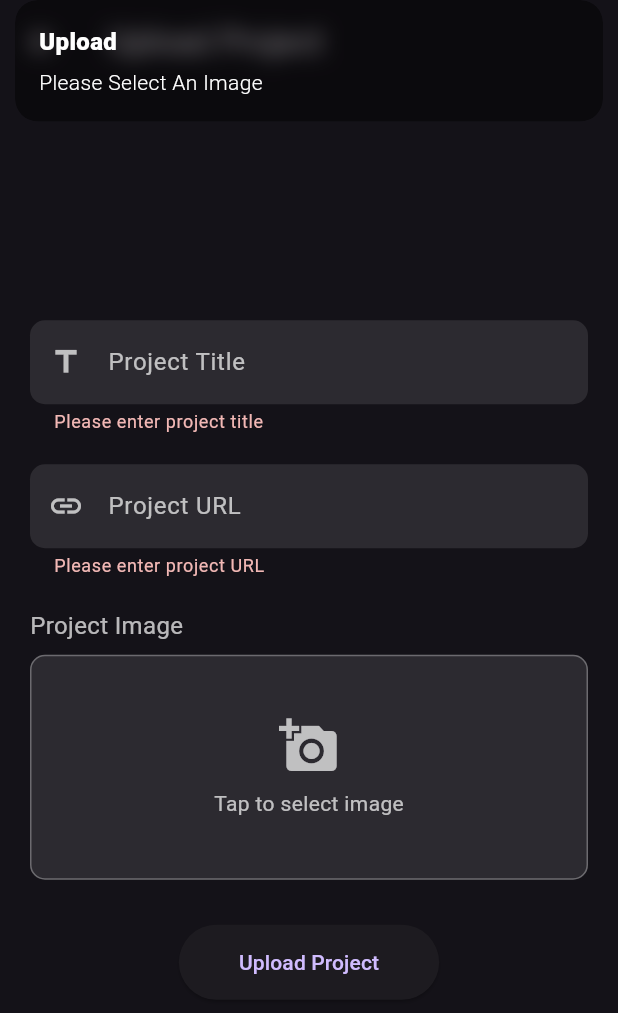
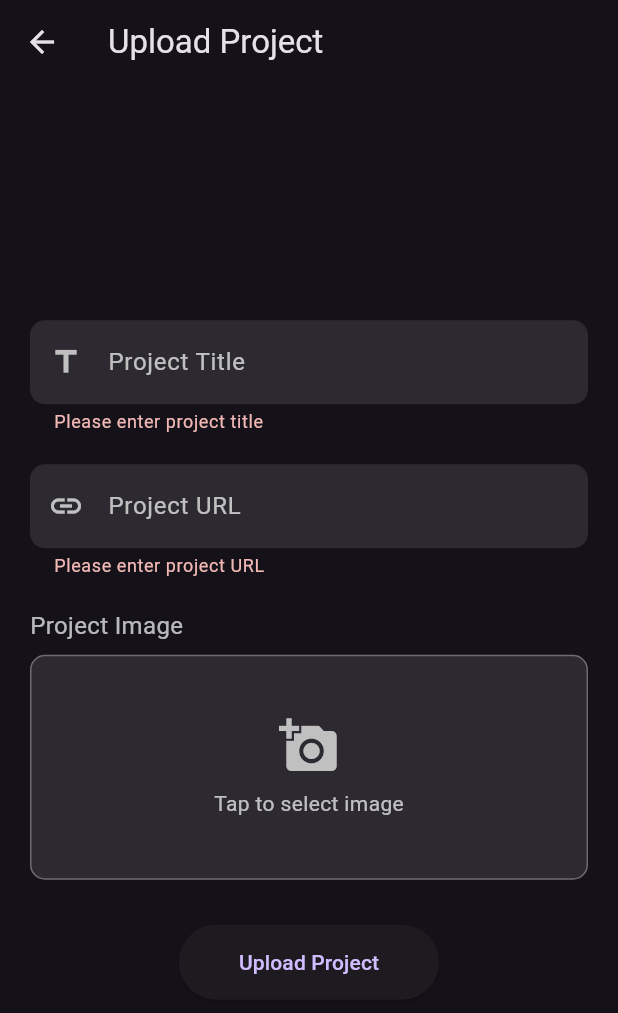
Before and after one commit to Francis4402/learnue4app, a Flutter app: the UploadProjects screen opened directly, after a tap on "Upload Project", on a phone screen of 412 x 824 dp. Shown: the top 1013 px of the screen. Run offline on Flutter 3.47's test engine with Material 3 defaults, Android fonts, the phone set to English and light mode, and no system bars; our stand-ins replace file_picker, get, image_picker, jwt_decoder, open_file, permission_handler and 4 more; accounts and stored records are empty; network calls fail.

Commit message:
upload project serverices update

```diff
--- a/lib/pages/upload_projects.dart
+++ b/lib/pages/upload_projects.dart
@@ -1,7 +1,8 @@
+
 import 'package:flutter/material.dart';
 import 'package:image_picker/image_picker.dart';
 import 'dart:io';
-import 'package:get/get.dart';
+import 'package:learnue4app/services/upload_project_services.dart';
 
 class UploadProjects extends StatefulWidget {
   const UploadProjects({super.key});
@@ -13,7 +14,8 @@ class UploadProjects extends StatefulWidget {
 class _UploadProjectsState extends State<UploadProjects> {
   final _formKey = GlobalKey<FormState>();
   final TextEditingController titleController = TextEditingController();
-  final TextEditingController projectUrl = TextEditingController();
+  final TextEditingController projectUrlController = TextEditingController();
+  final UploadService uploadService = UploadService();
   File? _selectedImage;
 
   Future<void> _pickImage() async {
@@ -31,6 +33,20 @@ class _UploadProjectsState extends State<UploadProjects> {
     }
   }
 
+  void _uploadProject() {
+    if (_formKey.currentState!.validate()) {
+      String title = titleController.text.trim();
+      String url = projectUrlController.text.trim();
+
+      uploadService.uploadProject(
+        context: context,
+        title: title,
+        downloadUrl: url,
+        images: _selectedImage!,
+      );
+    }
+  }
+
   @override
   Widget build(BuildContext context) {
     return Scaffold(
@@ -43,7 +59,6 @@ class _UploadProjectsState extends State<UploadProjects> {
             child: Column(
               mainAxisAlignment: MainAxisAlignment.center,
               children: [
-                // Project Title Field
                 TextFormField(
                   controller: titleController,
                   decoration: InputDecoration(
@@ -70,7 +85,7 @@ class _UploadProjectsState extends State<UploadProjects> {
 
                 // Project URL Field
                 TextFormField(
-                  controller: projectUrl,
+                  controller: projectUrlController,
                   decoration: InputDecoration(
                     labelText: 'Project URL',
                     labelStyle: const TextStyle(color: Colors.white70),
@@ -143,17 +158,7 @@ class _UploadProjectsState extends State<UploadProjects> {
                 // Submit Button
                 ElevatedButton(
                   onPressed: () {
-                    if (_formKey.currentState!.validate() &&
-                        _selectedImage != null) {
-                      // Handle form submission
-                      _uploadProject();
-                    } else if (_selectedImage == null) {
-                      Get.snackbar('Upload', 'Please Select An Image',
-                          snackPosition: SnackPosition.TOP,
-                          backgroundColor: Colors.black45,
-                          colorText: Colors.white
-                      );
-                    }
+                    _uploadProject();
                   },
                   style: ElevatedButton.styleFrom(
                     padding: const EdgeInsets.symmetric(
@@ -172,31 +177,6 @@ class _UploadProjectsState extends State<UploadProjects> {
     );
   }
 
-  Future<void> _uploadProject() async {
-    try {
-      Get.snackbar('Upload', 'Project uploaded successfully!',
-          snackPosition: SnackPosition.TOP,
-          backgroundColor: Colors.black45,
-          colorText: Colors.white
-      );
 
-      // Clear form
-      titleController.clear();
-      projectUrl.clear();
-      setState(() => _selectedImage = null);
-    } catch (e) {
-      Get.snackbar('Upload', 'Error Upload $e',
-          snackPosition: SnackPosition.TOP,
-          backgroundColor: Colors.black45,
-          colorText: Colors.white
-      );
-    }
-  }
 
-  @override
-  void dispose() {
-    titleController.dispose();
-    projectUrl.dispose();
-    super.dispose();
-  }
 }
--- a/lib/utils/key.dart
+++ b/lib/utils/key.dart
@@ -2,5 +2,5 @@ const String apikey = 'AIzaSyBIwFDR0uIUk7TZ-DClrYgKLtZo-NQ3q_4';
 
 
 class Constants {
-  static String uri = 'http://54.255.225.52:5000';
+  static String uri = 'http://localhost:5000';
 }
```
Also changed, not shown: lib/models/uploadproject_model.dart (+14 -19 lines), lib/pages/dashboard.dart (+72 -2 lines), lib/services/upload_project_services.dart (+54 -3 lines).
